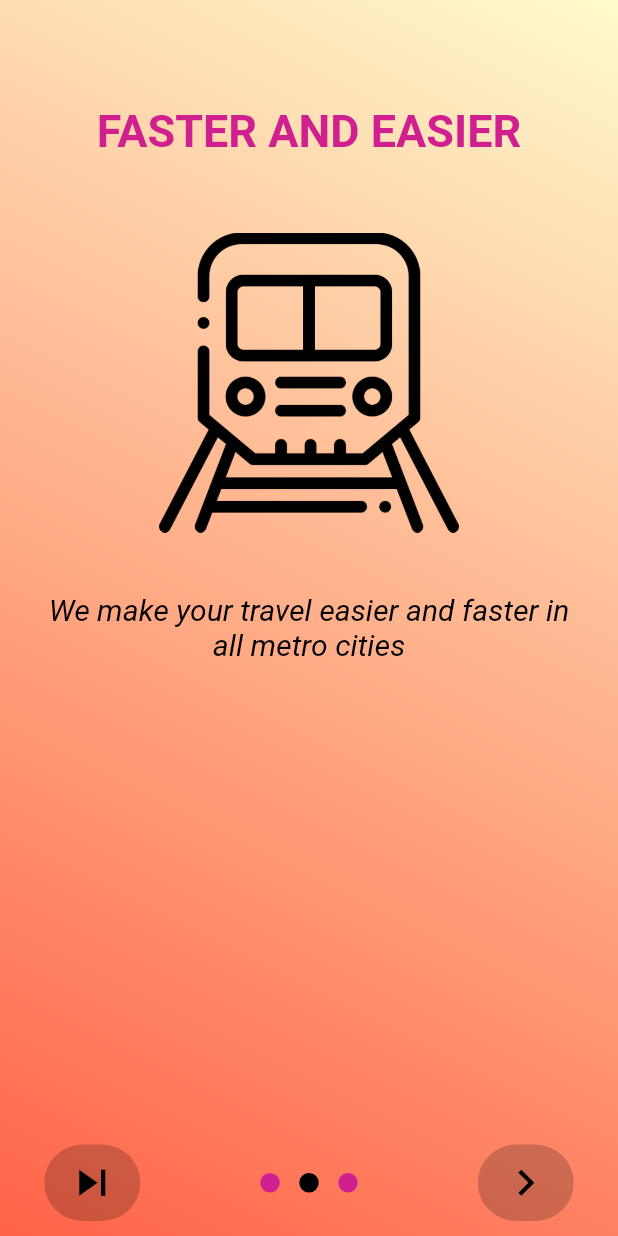
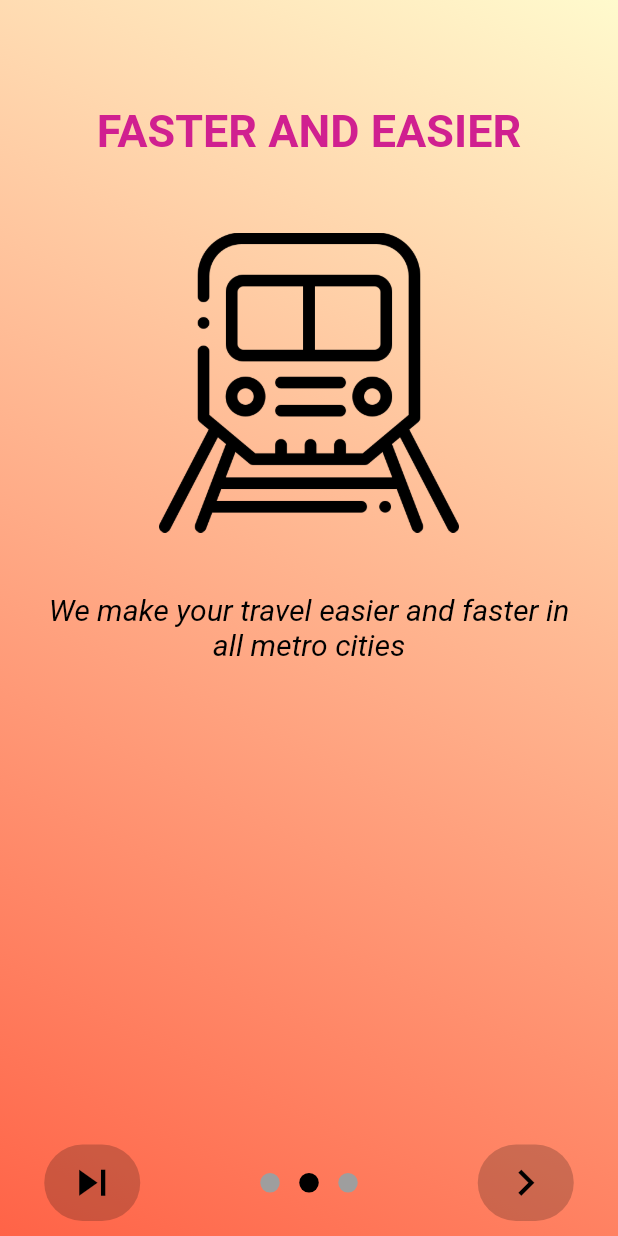
Before and after one commit to SAITARUN55/metroapp, a Flutter app: the screen it shows after launch, swiped to page 2, on a phone screen of 412 x 824 dp. Run offline on Flutter 3.47's test engine with Material 2 defaults, Android fonts, the phone set to English and light mode, and no system bars; drawn by our look-alikes of intro_slider; Roboto replaces fonts that are missing (Raleway, RobotoMono).

Commit message:
removed icon1.png asset

```diff
--- a/lib/pages/intro_slider.dart
+++ b/lib/pages/intro_slider.dart
@@ -35,7 +35,7 @@ class _IntroScreenState extends State<IntroScreen> {
       highlightColorDoneBtn: Color(0x33000000),
 
       // Dot indicator
-      colorDot: Color(0xffD02090),
+      colorDot: Colors.grey,
       colorActiveDot: Color(0xff000000),
       sizeDot: 13.0,
 
@@ -45,7 +45,8 @@ class _IntroScreenState extends State<IntroScreen> {
       },
 
       // Show or hide status bar
-      shouldHideStatusBar: true, backgroundColorAllSlides: Colors.grey,
+      shouldHideStatusBar: true,
+      backgroundColorAllSlides: Colors.grey,
 
       // On tab change completed
       onTabChangeCompleted: this.onTabChangeCompleted,
```
Also changed, not shown: assets/icon1.png (deleted).
